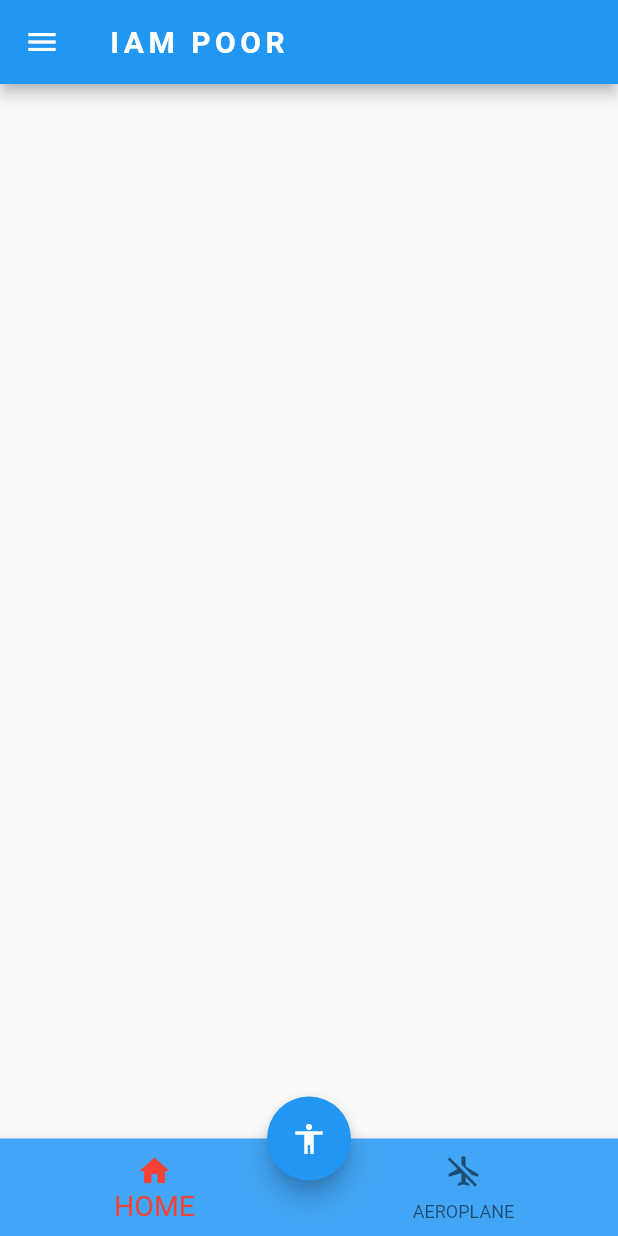
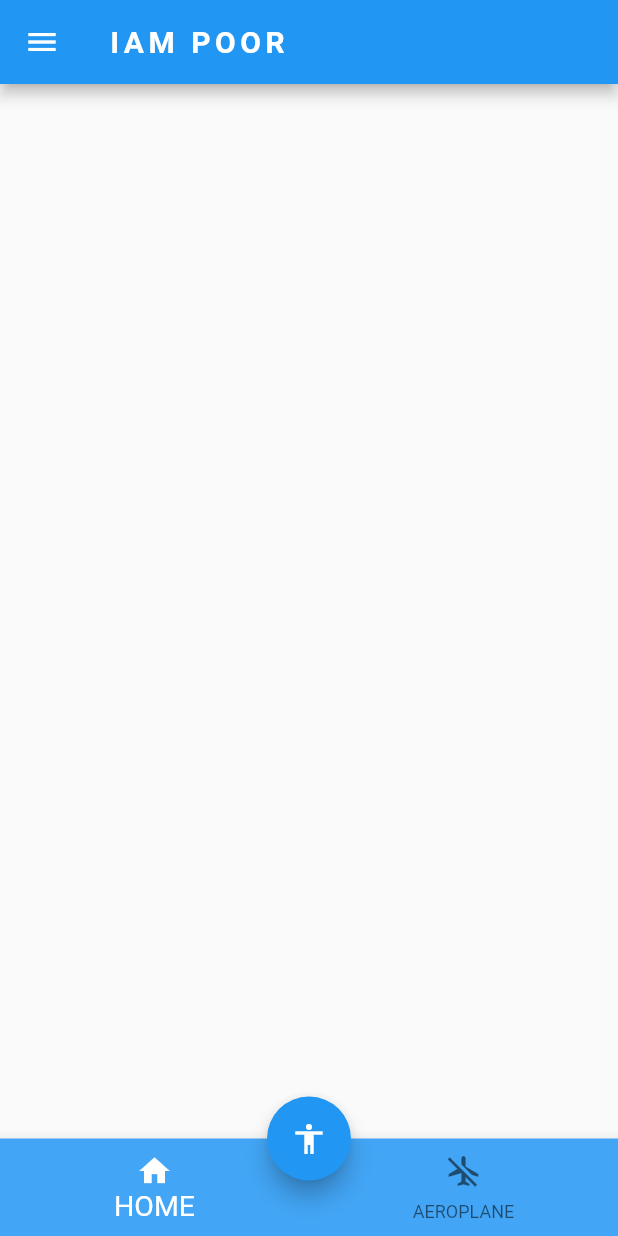
Before and after one commit to Kdheeraj280702/IAM_IRONMAN, a Flutter app: the screen it shows after launch, on a phone screen of 412 x 824 dp. Run offline on Flutter 3.47's test engine with Material 2 defaults, Android fonts, the phone set to English and light mode, and no system bars.

Commit message:
colour change

```diff
--- a/lib/main.dart
+++ b/lib/main.dart
@@ -43,7 +43,7 @@ class MyApp extends StatelessWidget {
           backgroundColor: Colors.blue[400],
           currentIndex: 0,
           selectedFontSize: 19,
-          selectedItemColor: Colors.red,
+          selectedItemColor: Colors.white,
         ),
         drawer: Drawer(
           child: ListView(
```
